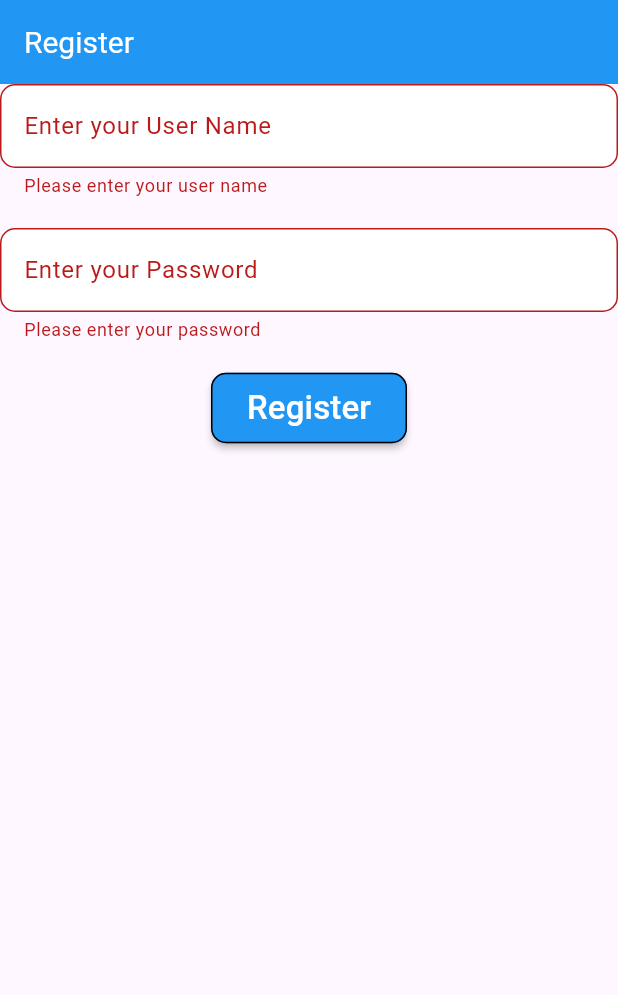
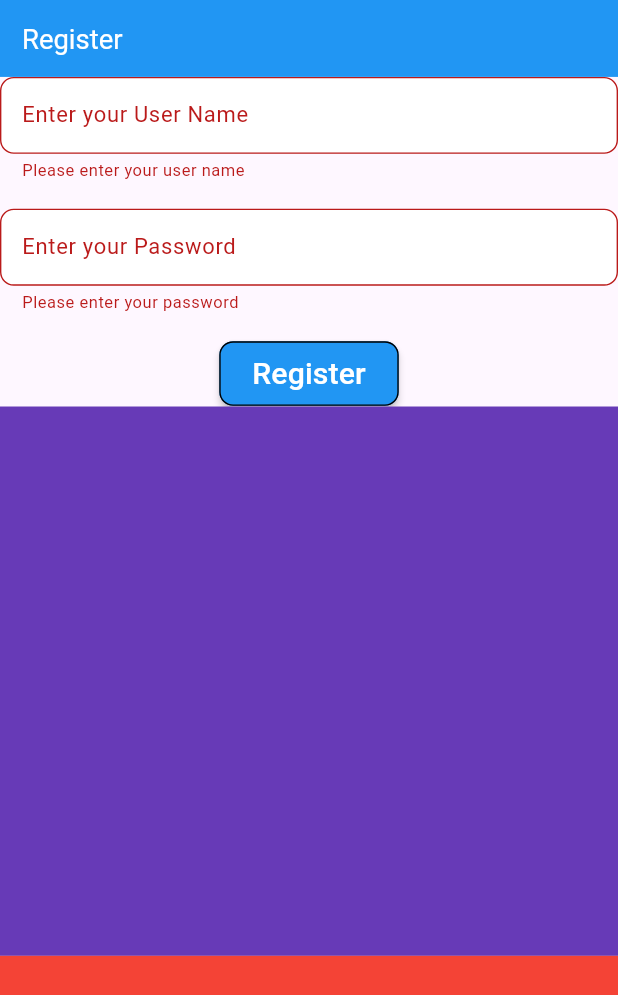
Before and after one commit to yosifsamir/my_task, a Flutter app: the screen it shows after launch, after a tap on "Register", on a phone screen of 412 x 824 dp. Shown: the top 995 px of the screen. Run offline on Flutter 3.47's test engine with Material 3 defaults, Android fonts, the phone set to English and light mode, and no system bars; our stand-ins replace device_preview, dio, floor, flutter_bloc, get_it, injectable and 2 more; accounts and stored records are empty; generated files the repository leaves out were written again; network calls fail.

Commit message:
add responsive framework package

```diff
--- a/lib/main.dart
+++ b/lib/main.dart
@@ -1,13 +1,21 @@
 import 'package:MyTask/task_1/authentication/register/register_page.dart';
+import 'package:device_preview/device_preview.dart';
 import 'package:flutter/material.dart';
 import 'package:flutter_gen/gen_l10n/app_localizations.dart';
+import 'package:responsive_framework/responsive_framework.dart';
 
 import 'di/task_get_it.dart';
 
 Future<void> main() async {
   WidgetsFlutterBinding.ensureInitialized();
   await configureDependencies();
-  runApp(const MyApp());
+
+  runApp(
+    DevicePreview(
+      enabled: true,
+      builder: (BuildContext context) => const MyApp(),
+    ),
+  );
 }
 
 class MyApp extends StatelessWidget {
@@ -23,10 +31,63 @@ class MyApp extends StatelessWidget {
       ),
       localizationsDelegates: AppLocalizations.localizationsDelegates,
       supportedLocales: AppLocalizations.supportedLocales,
-      locale: const Locale('en'), // very important it effects in directions .
-      // home: const HomePage(),
-      // home: const AnimePage(),
-      home: const RegisterPage(),
+      locale: const Locale('en'),
+      builder: (context, child) => ResponsiveBreakpoints.builder(
+        child: child!,
+        breakpoints: [
+          const Breakpoint(start: 0, end: 450, name: MOBILE),
+          const Breakpoint(start: 451, end: 800, name: TABLET),
+          const Breakpoint(start: 801, end: 1920, name: DESKTOP),
+          const Breakpoint(start: 1921, end: double.infinity, name: '4K'),
+        ],
+      ),
+      initialRoute: '/',
+      onGenerateRoute: (settings) {
+        final page = buildPage(settings.name ?? '/');
+
+        // Define responsive scaling logic per route if needed
+        final responsiveContent = Builder(
+          builder: (context) {
+            return ResponsiveScaledBox(
+              width: ResponsiveValue<double>(
+                context,
+                conditionalValues: [
+                  // const Condition.between(start: 0, end: 360, value: 320, landscapeValue: 500),
+                  // const Condition.between(start: 360, end: 450, value: 375, landscapeValue: 500),
+                  // const Condition.between(start: 450, end: 800, value: 500, landscapeValue: 750),
+                  // const Condition.between(start: 800, end: 1100, value: 530, landscapeValue: 850),
+                  // const Condition.between(start: 1100, end: 1400, value: 640,landscapeValue: 880),
+                  // const Condition.between(start: 1400, end: 9999, value: 700, landscapeValue: 1100),
+                  const Condition.equals(name: MOBILE, value: 450),
+                  const Condition.between(start: 800, end: 1100, value: 800),
+                  Condition.between(start: 1000, end: double.maxFinite.toInt(), value: 1000),
+                ],
+              ).value,
+              child: BouncingScrollWrapper.builder(
+                context,
+                page,
+                dragWithMouse: true,
+              ),
+            );
+          }
+        );
+
+        return MaterialPageRoute(builder: (_) => responsiveContent);
+      },
     );
   }
+
+  /// A simple route builder
+  Widget buildPage(String routeName) {
+    switch (routeName) {
+      case '/':
+        return const RegisterPage();
+    // Add other routes here as needed
+    // case '/login': return const LoginPage();
+      default:
+        return const Scaffold(
+          body: Center(child: Text('Page not found')),
+        );
+    }
+  }
 }
--- a/lib/task_1/authentication/register/register_page.dart
+++ b/lib/task_1/authentication/register/register_page.dart
@@ -133,6 +133,17 @@ class _RegisterBodyState extends State<_RegisterBody> {
                       ),
                     ),
                   ),
+                ),
+
+                Container(
+                  height: 400,
+                  width: double.infinity,
+                  color: Colors.deepPurple,
+                ),
+                Container(
+                  height: 247,
+                  width: double.infinity,
+                  color: Colors.red,
                 )
               ],
             ),
--- a/pubspec.yaml
+++ b/pubspec.yaml
@@ -46,6 +46,8 @@ dependencies:
   bloc: ^9.0.0
   floor: ^1.5.0
   flutter_bloc: ^9.1.1
+  device_preview:
+  responsive_framework: ^1.5.1
 
 
 dev_dependencies:
```
Also changed, not shown: pubspec.lock, 1 other file.
